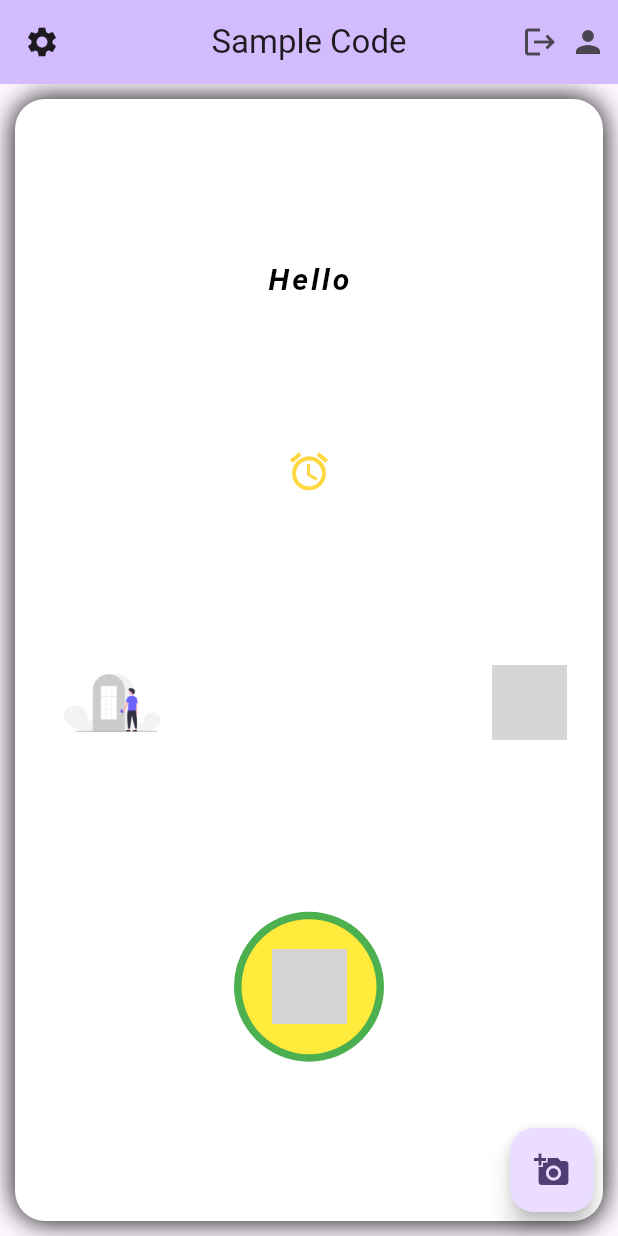
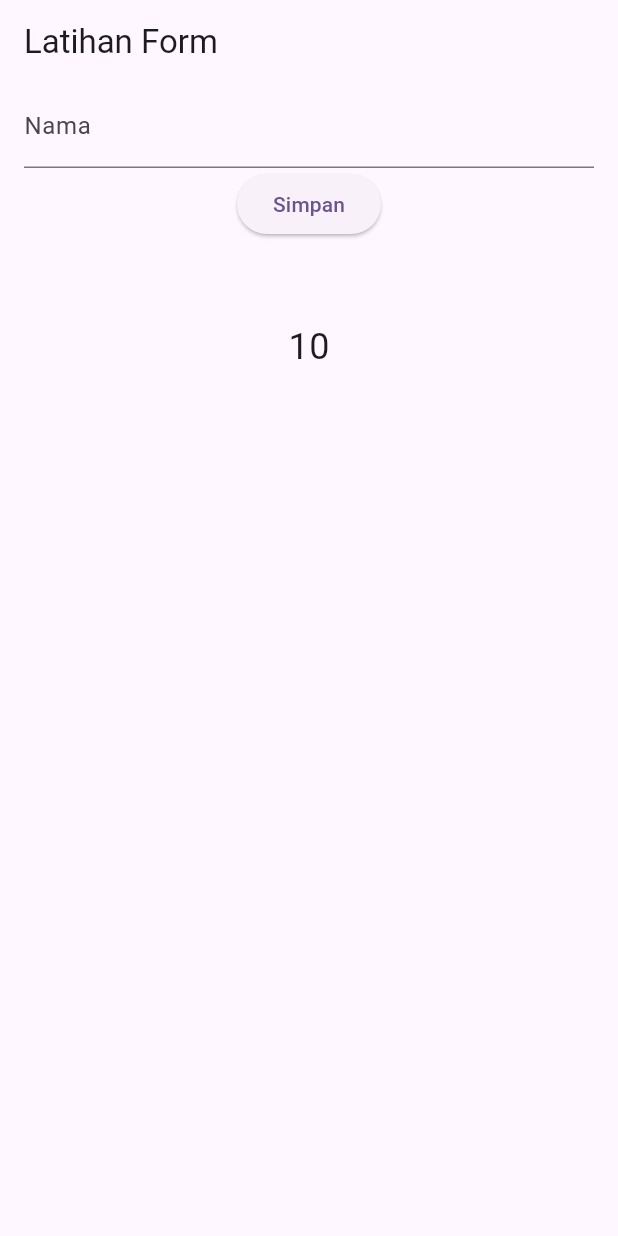
Before and after one commit to w1y0n0/flutter_widget_exercise, a Flutter app: the screen it shows after launch, on a phone screen of 412 x 824 dp. Run offline on Flutter 3.47's test engine with Material 2 defaults, Android fonts, the phone set to English and light mode, and no system bars; grey boxes are pictures that could not be loaded.

Commit message:
TextField,late,State Management

```diff
--- /dev/null
+++ b/lib/lesson/form_widget.dart
@@ -0,0 +1,68 @@
+import 'package:flutter/material.dart';
+
+class FormWidget extends StatefulWidget {
+  const FormWidget({super.key});
+
+  @override
+  State<FormWidget> createState() => _FormWidgetState();
+}
+
+class _FormWidgetState extends State<FormWidget> {
+  late TextEditingController nameController;
+
+  late int count;
+
+  @override
+  void initState() {
+    nameController = TextEditingController();
+    count = 10;
+    super.initState();
+  }
+
+  @override
+  void dispose() {
+    nameController.dispose();
+    super.dispose();
+  }
+
+  @override
+  Widget build(BuildContext context) {
+    return Scaffold(
+      appBar: AppBar(
+        title: const Text('Latihan Form'),
+      ),
+      body: Padding(
+        padding: const EdgeInsets.symmetric(horizontal: 16),
+        child: Column(
+          children: [
+            TextField(
+              controller: nameController,
+              decoration: const InputDecoration(
+                label: Text('Nama'),
+              ),
+            ),
+            ElevatedButton(
+              onPressed: () {
+                count += 5;
+                setState(() {});
+              },
+              child: const Text('Simpan'),
+            ),
+            const SizedBox(height: 10),
+            Text(
+              nameController.text.isNotEmpty
+                  ? 'Result: ${nameController.text}'
+                  : '',
+              style: const TextStyle(fontSize: 24),
+            ),
+            const SizedBox(height: 10),
+            Text(
+              '$count',
+              style: const TextStyle(fontSize: 24),
+            ),
+          ],
+        ),
+      ),
+    );
+  }
+}
--- a/lib/main.dart
+++ b/lib/main.dart
@@ -1,4 +1,5 @@
 import 'package:flutter/material.dart';
+import 'package:flutter_widget_exercise/lesson/form_widget.dart';
 import 'package:flutter_widget_exercise/lesson/scaffold_widget.dart';
 
 void main() {
@@ -17,7 +18,7 @@ class MyApp extends StatelessWidget {
         colorScheme: ColorScheme.fromSeed(seedColor: Colors.deepPurple),
         useMaterial3: true,
       ),
-      home: const ScaffoldWidget(),
+      home: const FormWidget(),
     );
   }
 }
```
